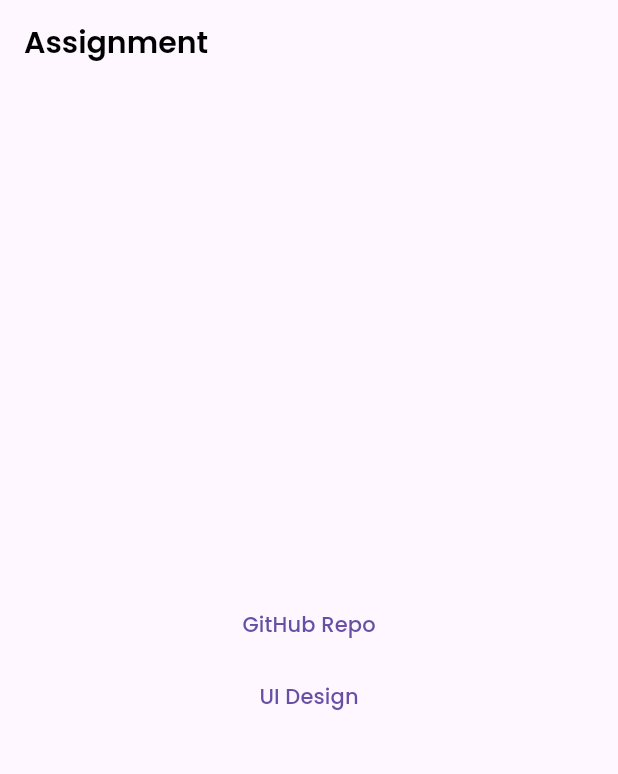
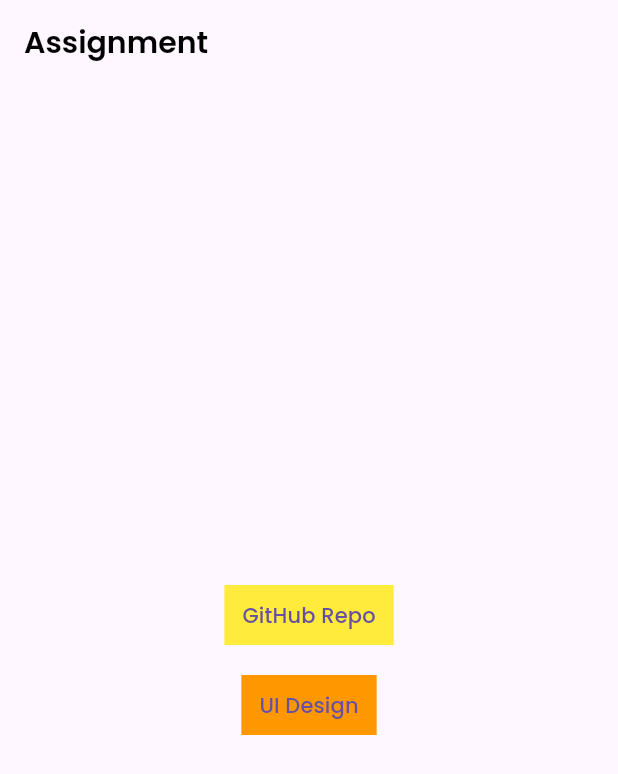
Before and after one commit to vikepk/flutter_app, a Flutter app: the screen it shows after launch, on a phone screen of 412 x 824 dp. Shown: the top 774 px of the screen. Run offline on Flutter 3.47's test engine with Material 3 defaults, Android fonts, the phone set to English and light mode, and no system bars; our stand-ins replace cached_network_image, connectivity, dartz, flutter_riverpod, go_router, shimmer and 1 more; accounts and stored records are empty.

Commit message:
fix:MyHome Page

```diff
--- a/lib/main.dart
+++ b/lib/main.dart
@@ -39,13 +39,24 @@
         child: Column(
           mainAxisAlignment: MainAxisAlignment.center,
           children: [
-            TextButton(
-              onPressed: () => context.push('/repos'),
-              child: const Text('GitHub Repo'),
+            Container(
+              height: 40,
+              color: Colors.yellow,
+              child: TextButton(
+                onPressed: () => context.push('/repos'),
+                child: const Text('GitHub Repo'),
+              ),
             ),
-            TextButton(
-                onPressed: () => context.push('/task'),
-                child: const Text('UI Design')),
+            const SizedBox(
+              height: 20,
+            ),
+            Container(
+              height: 40,
+              color: Colors.orange,
+              child: TextButton(
+                  onPressed: () => context.push('/task'),
+                  child: const Text('UI Design')),
+            ),
           ],
         ),
       ),
```
